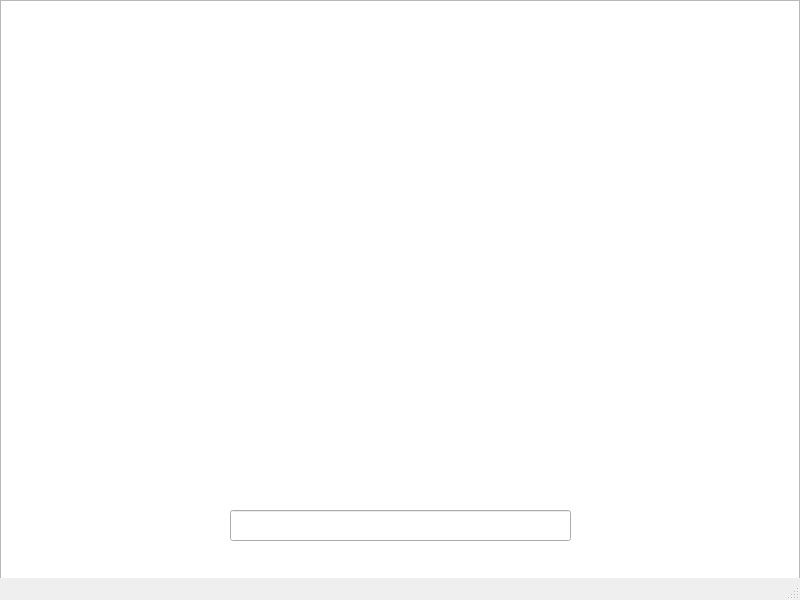
The window that board.ui (andricmitrovic/02-the-mill-game) describes before a commit, drawn with Qt 5.
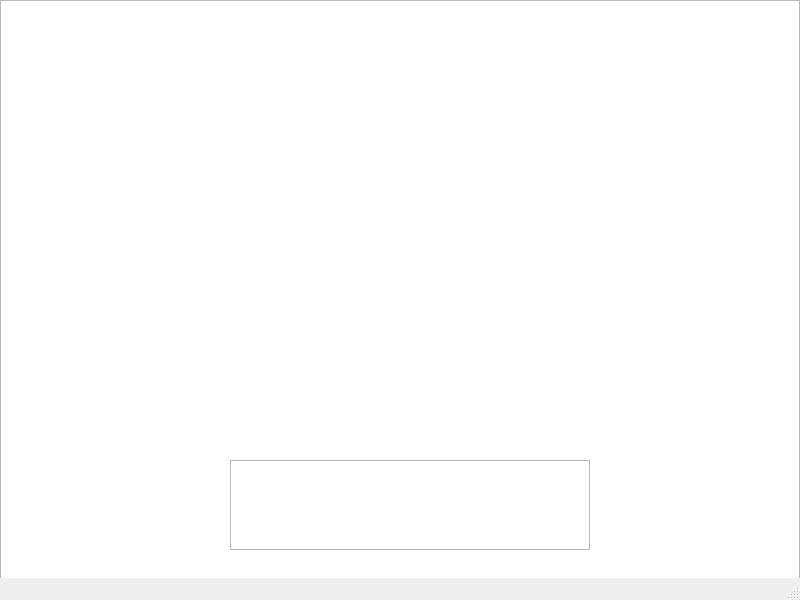
The same window after the commit.

Commit message: Improved the display of game messages

Patch:
```diff
--- a/board.ui
+++ b/board.ui
@@ -50,15 +50,22 @@
      </rectf>
     </property>
    </widget>
-   <widget class="QLineEdit" name="leGameMessage">
+   <widget class="QTextBrowser" name="textBrowser">
     <property name="geometry">
      <rect>
       <x>230</x>
-      <y>510</y>
-      <width>341</width>
-      <height>31</height>
+      <y>460</y>
+      <width>360</width>
+      <height>90</height>
      </rect>
     </property>
+    <property name="html">
+     <string>&lt;!DOCTYPE HTML PUBLIC &quot;-//W3C//DTD HTML 4.0//EN&quot; &quot;http://www.w3.org/TR/REC-html40/strict.dtd&quot;&gt;
+&lt;html&gt;&lt;head&gt;&lt;meta name=&quot;qrichtext&quot; content=&quot;1&quot; /&gt;&lt;style type=&quot;text/css&quot;&gt;
+p, li { white-space: pre-wrap; }
+&lt;/style&gt;&lt;/head&gt;&lt;body style=&quot; font-family:'Ubuntu'; font-size:11pt; font-weight:400; font-style:normal;&quot;&gt;
+&lt;p style=&quot;-qt-paragraph-type:empty; margin-top:0px; margin-bottom:0px; margin-left:0px; margin-right:0px; -qt-block-indent:0; text-indent:0px;&quot;&gt;&lt;br /&gt;&lt;/p&gt;&lt;/body&gt;&lt;/html&gt;</string>
+    </property>
    </widget>
   </widget>
   <widget class="QMenuBar" name="menubar">
```
The commit also changes 5 other files.
